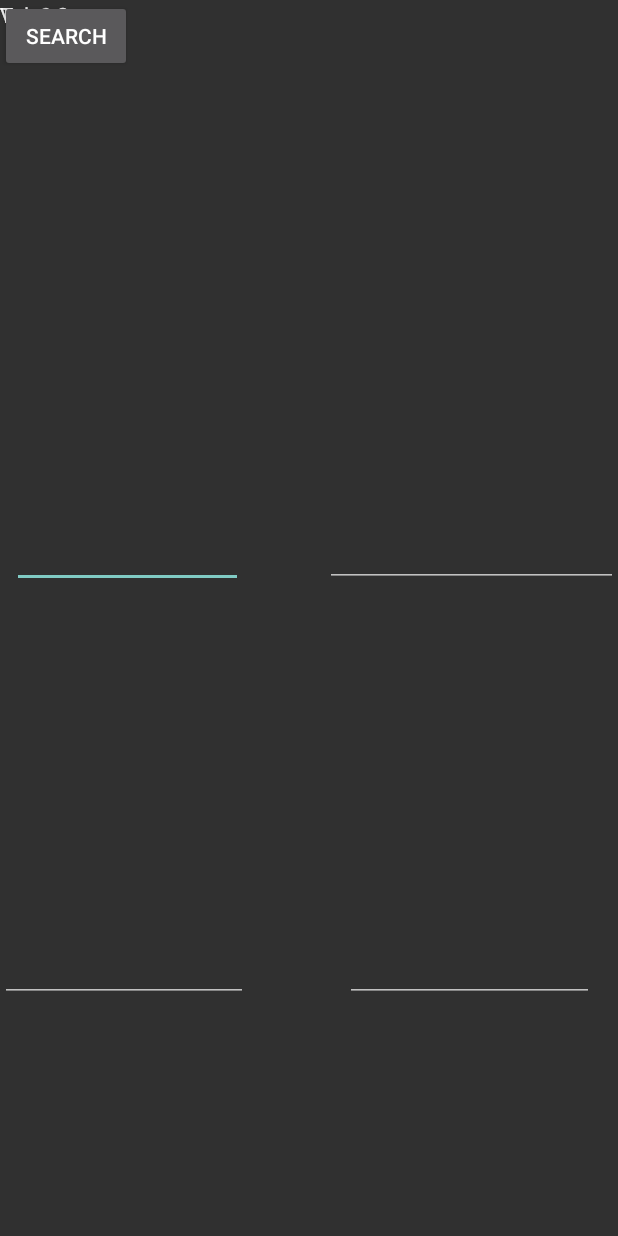
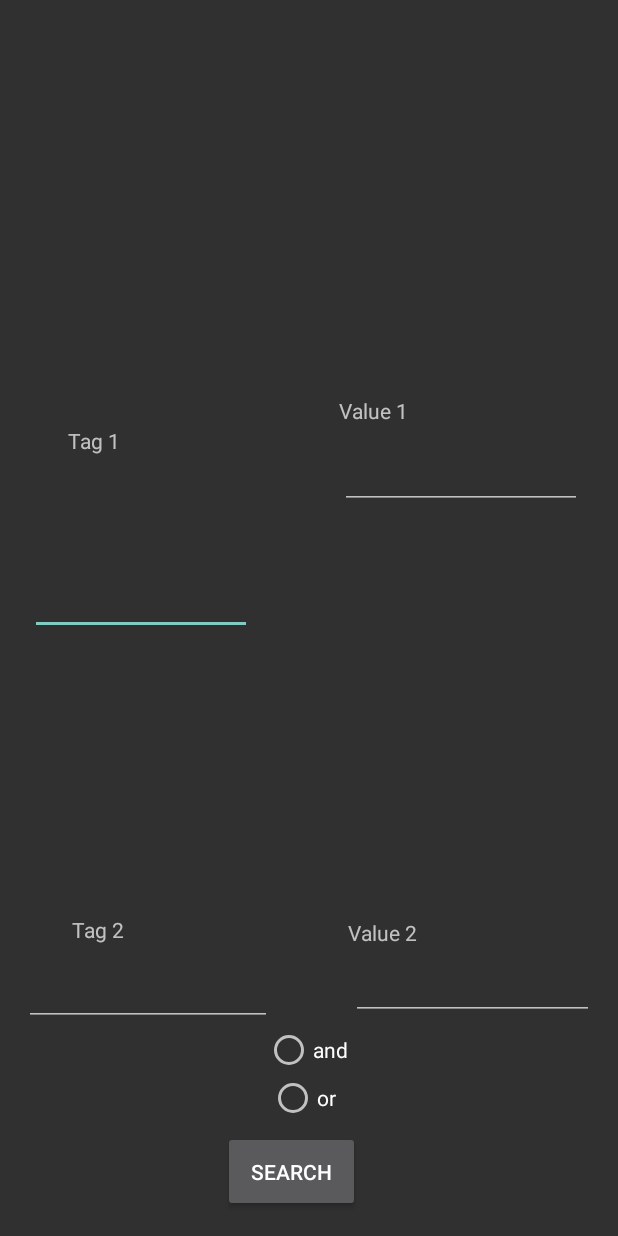
Before and after one commit to eshil-patel/Android-Photo-Gallery, an Android app: the search_photos screen opened directly, with no data from a screen before it, on a phone screen of 412 x 824 dp. Run offline under Robolectric (Android 15) with nearby library versions, the phone set to English and light mode, and no system bars.

Commit message:
searchphotos working

```diff
--- a/AndroidProject16/app/src/main/java/com/example/androidproject16/MainActivity.java
+++ b/AndroidProject16/app/src/main/java/com/example/androidproject16/MainActivity.java
@@ -114,6 +114,12 @@ public class MainActivity extends AppCompatActivity {
         setListView();
 
     }
+    public void search(View view){
+        search_photos.init(user);
+        Intent intent = new Intent(this,search_photos.class);
+        // send in the album to the next page to use
+        startActivity(intent);
+    }
     public void setListView(){
         ListView listview = findViewById(R.id.albumname);
         ArrayList<String> albumnames= new ArrayList<>();
--- a/AndroidProject16/app/src/main/java/com/example/androidproject16/Tag.java
+++ b/AndroidProject16/app/src/main/java/com/example/androidproject16/Tag.java
@@ -58,7 +58,7 @@ public class Tag implements Serializable{
             return false;
         }
         Tag b = (Tag)a;
-        if (this.name.toLowerCase().contains(b.name.toLowerCase()) && this.value.toLowerCase().contains(b.value.toLowerCase())){
+        if (this.name.equalsIgnoreCase(b.name.toLowerCase()) && b.value.toLowerCase().contains(this.value.toLowerCase())){
             return true;
         }
         return false;
--- a/AndroidProject16/app/src/main/java/com/example/androidproject16/open_album.java
+++ b/AndroidProject16/app/src/main/java/com/example/androidproject16/open_album.java
@@ -31,7 +31,6 @@ public class open_album extends AppCompatActivity implements View.OnClickListene
     protected void onCreate(Bundle savedInstanceState) {
         super.onCreate(savedInstanceState);
         setContentView(R.layout.activity_open_album);
-
         Button m1 = findViewById(R.id.rmvPhoto);
         m1.setEnabled(false);
         Button m2 = findViewById(R.id.dispPhoto);
@@ -88,6 +87,9 @@ public class open_album extends AppCompatActivity implements View.OnClickListene
         public void updateLayout(){
             TableLayout grid = findViewById(R.id.imgTable);
             ArrayList<Photo> temp;
+            if(album==null){
+                return;
+            }
             temp=album.getPhotos();
             grid.removeAllViews();
             int r = 0;
--- a/AndroidProject16/app/src/main/java/com/example/androidproject16/search_photos.java
+++ b/AndroidProject16/app/src/main/java/com/example/androidproject16/search_photos.java
@@ -1,11 +1,16 @@
 package com.example.androidproject16;
 
+import android.graphics.Bitmap;
+import android.graphics.BitmapFactory;
 import android.support.v7.app.AlertDialog;
 import android.support.v7.app.AppCompatActivity;
 import android.os.Bundle;
 import android.view.View;
 import android.widget.EditText;
+import android.widget.ImageView;
 import android.widget.RadioButton;
+import android.widget.TableLayout;
+import android.widget.TableRow;
 
 import java.util.ArrayList;
 
@@ -40,8 +45,8 @@ public class search_photos extends AppCompatActivity {
         else if(!(t1.equals(""))||!(v1.equals(""))||!(t2.equals(""))||!(v2.equals(""))) {
             RadioButton or = findViewById(R.id.or);
             RadioButton and = findViewById(R.id.and);
-            boolean isOr=or.isSelected();
-            boolean isAnd=and.isSelected();
+            boolean isOr=or.isChecked();
+            boolean isAnd=and.isChecked();
             if(isOr && isAnd) { //both selected
                 showAlert("Please select only one of or/and");
                 return;
@@ -72,6 +77,36 @@ public class search_photos extends AppCompatActivity {
         alert.show();
     }
     public void updatelayout(ArrayList<Photo> photos){
+        TableLayout grid = findViewById(R.id.searchresults);
+        grid.removeAllViews();
+        int r = 0;
+        int j = 0;
+        TableRow row = new TableRow(this);
+        System.out.println("WIDTH = " + grid.getWidth());
+        int m = grid.getWidth();
+        TableRow.LayoutParams lp = new TableRow.LayoutParams(m/3,m/3,TableRow.LayoutParams.WRAP_CONTENT);
+        row.setLayoutParams(lp);
+        row.setId(r);
 
+        for (Photo i: photos){
+            if (j == 3){
+                grid.addView(row,r);
+                r++;
+                j = 0;
+                row = new TableRow(this);
+                row.setId(r);
+                row.setLayoutParams(lp);
+            }
+            System.out.println("Image "+i);
+            Photo toDisplay= i;
+            ImageView image = new ImageView(this);
+            Bitmap bitmap = BitmapFactory.decodeFile(toDisplay.getPath());
+            image.setImageBitmap(bitmap);
+            image.setLayoutParams(lp);
+            image.setId(3*r + j);
+            row.addView(image,j);
+            j++;
+        }
+        grid.addView(row,r);
     }
 }
--- a/AndroidProject16/app/src/main/res/layout/activity_main.xml
+++ b/AndroidProject16/app/src/main/res/layout/activity_main.xml
@@ -101,6 +101,7 @@
         android:layout_height="wrap_content"
         android:layout_marginEnd="148dp"
         android:layout_marginBottom="240dp"
+        android:onClick="search"
         android:text="@android:string/search_go"
         app:layout_constraintBottom_toBottomOf="parent"
         app:layout_constraintEnd_toEndOf="parent" />
--- a/AndroidProject16/app/src/main/res/layout/activity_search_photos.xml
+++ b/AndroidProject16/app/src/main/res/layout/activity_search_photos.xml
@@ -8,20 +8,25 @@
 
     <EditText
         android:id="@+id/tag1"
-        android:layout_width="154dp"
-        android:layout_height="36dp"
-        android:layout_marginStart="8dp"
-        android:layout_marginTop="356dp"
+        android:layout_width="148dp"
+        android:layout_height="56dp"
+        android:layout_marginStart="20dp"
+        android:layout_marginTop="276dp"
+        android:autofillHints=""
         android:ems="10"
         android:inputType="textPersonName"
+        app:layout_constraintBottom_toTopOf="@+id/tag2"
         app:layout_constraintStart_toStartOf="parent"
-        app:layout_constraintTop_toTopOf="parent" />
+        app:layout_constraintTop_toTopOf="parent"
+        app:layout_constraintVertical_bias="0.3" />
 
     <EditText
         android:id="@+id/val1"
-        android:layout_width="195dp"
-        android:layout_height="35dp"
-        android:layout_marginTop="356dp"
+        android:layout_width="161dp"
+        android:layout_height="55dp"
+        android:layout_marginTop="284dp"
+        android:layout_marginEnd="24dp"
+        android:autofillHints=""
         android:ems="10"
         android:inputType="textPersonName"
         app:layout_constraintEnd_toEndOf="parent"
@@ -31,7 +36,9 @@
         android:id="@+id/tag2"
         android:layout_width="165dp"
         android:layout_height="48dp"
-        android:layout_marginBottom="156dp"
+        android:layout_marginStart="16dp"
+        android:layout_marginBottom="140dp"
+        android:autofillHints=""
         android:ems="10"
         android:inputType="textPersonName"
         app:layout_constraintBottom_toBottomOf="parent"
@@ -39,10 +46,11 @@
 
     <EditText
         android:id="@+id/val2"
-        android:layout_width="166dp"
-        android:layout_height="45dp"
+        android:layout_width="162dp"
+        android:layout_height="43dp"
         android:layout_marginEnd="16dp"
-        android:layout_marginBottom="156dp"
+        android:layout_marginBottom="144dp"
+        android:autofillHints=""
         android:ems="10"
         android:inputType="textPersonName"
         app:layout_constraintBottom_toBottomOf="parent"
@@ -52,66 +60,105 @@
         android:id="@+id/textView2"
         android:layout_width="wrap_content"
         android:layout_height="wrap_content"
+        android:layout_marginTop="284dp"
+        android:layout_marginEnd="332dp"
         android:text="Tag 1"
-        tools:layout_editor_absoluteX="66dp"
-        tools:layout_editor_absoluteY="304dp" />
-
-    <TextView
-        android:id="@+id/textView3"
-        android:layout_width="wrap_content"
-        android:layout_height="0dp"
-        android:text="Value 2"
-        tools:layout_editor_absoluteX="267dp"
-        tools:layout_editor_absoluteY="311dp" />
+        app:layout_constraintEnd_toEndOf="parent"
+        app:layout_constraintTop_toTopOf="parent" />
 
     <TextView
         android:id="@+id/textView4"
-        android:layout_width="wrap_content"
-        android:layout_height="wrap_content"
+        android:layout_width="52dp"
+        android:layout_height="22dp"
+        android:layout_marginEnd="312dp"
+        android:layout_marginBottom="192dp"
         android:text="Tag 2"
-        tools:layout_editor_absoluteX="56dp"
-        tools:layout_editor_absoluteY="408dp" />
+        app:layout_constraintBottom_toBottomOf="parent"
+        app:layout_constraintEnd_toEndOf="parent" />
 
     <TextView
         android:id="@+id/textView5"
-        android:layout_width="wrap_content"
-        android:layout_height="wrap_content"
+        android:layout_width="68dp"
+        android:layout_height="24dp"
+        android:layout_marginEnd="112dp"
+        android:layout_marginBottom="188dp"
         android:text="Value 2"
-        tools:layout_editor_absoluteX="271dp"
-        tools:layout_editor_absoluteY="408dp" />
-
-    <LinearLayout
-        android:layout_width="395dp"
-        android:layout_height="238dp"
-        android:layout_marginStart="8dp"
-        android:layout_marginTop="24dp"
-        android:orientation="horizontal"
-        app:layout_constraintStart_toStartOf="parent"
-        app:layout_constraintTop_toTopOf="parent"></LinearLayout>
+        app:layout_constraintBottom_toBottomOf="parent"
+        app:layout_constraintEnd_toEndOf="parent" />
 
     <Button
         android:id="@+id/search"
-        android:layout_width="wrap_content"
-        android:layout_height="wrap_content"
+        android:layout_width="91dp"
+        android:layout_height="54dp"
+        android:layout_marginEnd="172dp"
+        android:layout_marginBottom="16dp"
         android:onClick="search"
         android:text="@android:string/search_go"
-        tools:layout_editor_absoluteX="136dp"
-        tools:layout_editor_absoluteY="576dp" />
+        app:layout_constraintBottom_toBottomOf="parent"
+        app:layout_constraintEnd_toEndOf="parent" />
 
     <RadioButton
         android:id="@+id/and"
         android:layout_width="wrap_content"
         android:layout_height="wrap_content"
+        android:layout_marginEnd="180dp"
+        android:layout_marginBottom="108dp"
         android:text="and"
-        tools:layout_editor_absoluteX="136dp"
-        tools:layout_editor_absoluteY="503dp" />
+        app:layout_constraintBottom_toBottomOf="parent"
+        app:layout_constraintEnd_toEndOf="parent" />
 
     <RadioButton
         android:id="@+id/or"
         android:layout_width="wrap_content"
         android:layout_height="wrap_content"
+        android:layout_marginEnd="188dp"
+        android:layout_marginBottom="76dp"
         android:text="or"
-        tools:layout_editor_absoluteX="137dp"
-        tools:layout_editor_absoluteY="535dp" />
+        app:layout_constraintBottom_toBottomOf="parent"
+        app:layout_constraintEnd_toEndOf="parent" />
+
+    <ScrollView
+        android:id="@+id/scrollView2"
+        android:layout_width="309dp"
+        android:layout_height="155dp"
+        android:layout_marginEnd="48dp"
+        android:layout_marginBottom="404dp"
+        app:layout_constraintBottom_toBottomOf="parent"
+        app:layout_constraintEnd_toEndOf="parent">
+
+        <TableLayout
+            android:id="@+id/searchresults"
+            android:layout_width="match_parent"
+            android:layout_height="wrap_content"
+            tools:layout_editor_absoluteX="34dp"
+            tools:layout_editor_absoluteY="73dp">
+
+            <TableRow
+                android:layout_width="match_parent"
+                android:layout_height="match_parent" />
+
+            <TableRow
+                android:layout_width="match_parent"
+                android:layout_height="match_parent" />
+
+            <TableRow
+                android:layout_width="match_parent"
+                android:layout_height="match_parent" />
+
+            <TableRow
+                android:layout_width="match_parent"
+                android:layout_height="match_parent" />
+        </TableLayout>
+    </ScrollView>
+
+    <TextView
+        android:id="@+id/textview6"
+        android:layout_width="wrap_content"
+        android:layout_height="wrap_content"
+        android:layout_marginTop="264dp"
+        android:layout_marginEnd="140dp"
+        android:text="Value 1"
+        app:layout_constraintEnd_toEndOf="parent"
+        app:layout_constraintTop_toTopOf="parent" />
 
 </android.support.constraint.ConstraintLayout>
```
Also changed, not shown: 2 other files.
